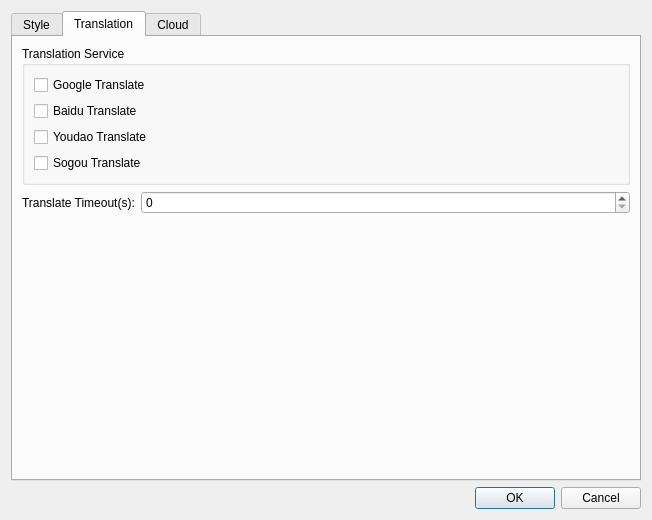
The window that client/preferencedialog.ui (missdeer/KarenMeu) describes before a commit, drawn with Qt 5.
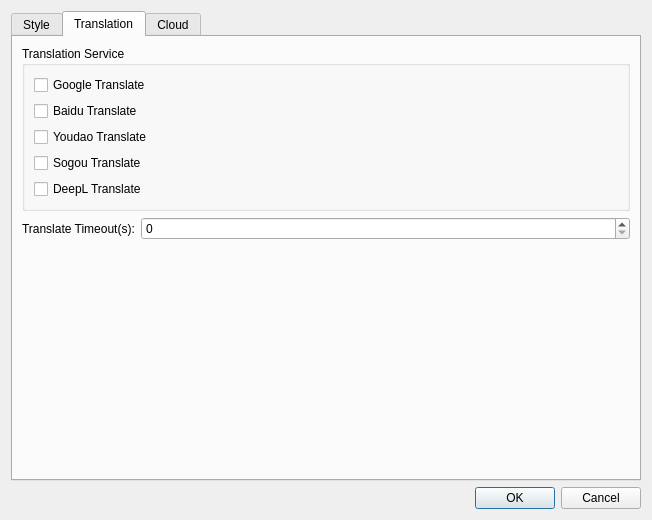
The same window after the commit. The open tabs and pages were chosen to show the change. Icons and pictures are not drawn.

Commit message: (+)support DeepL

```diff
--- a/client/preferencedialog.ui
+++ b/client/preferencedialog.ui
@@ -390,6 +390,17 @@
             </property>
            </widget>
           </item>
+          <item>
+           <widget class="QCheckBox" name="cbDeepLTranslate">
+            <property name="text">
+             <string>DeepL Translate</string>
+            </property>
+            <property name="icon">
+             <iconset resource="karenmeu.qrc">
+              <normaloff>:/rc/images/deepl.png</normaloff>:/rc/images/deepl.png</iconset>
+            </property>
+           </widget>
+          </item>
          </layout>
         </widget>
        </item>
```
The commit also changes 12 other files.
